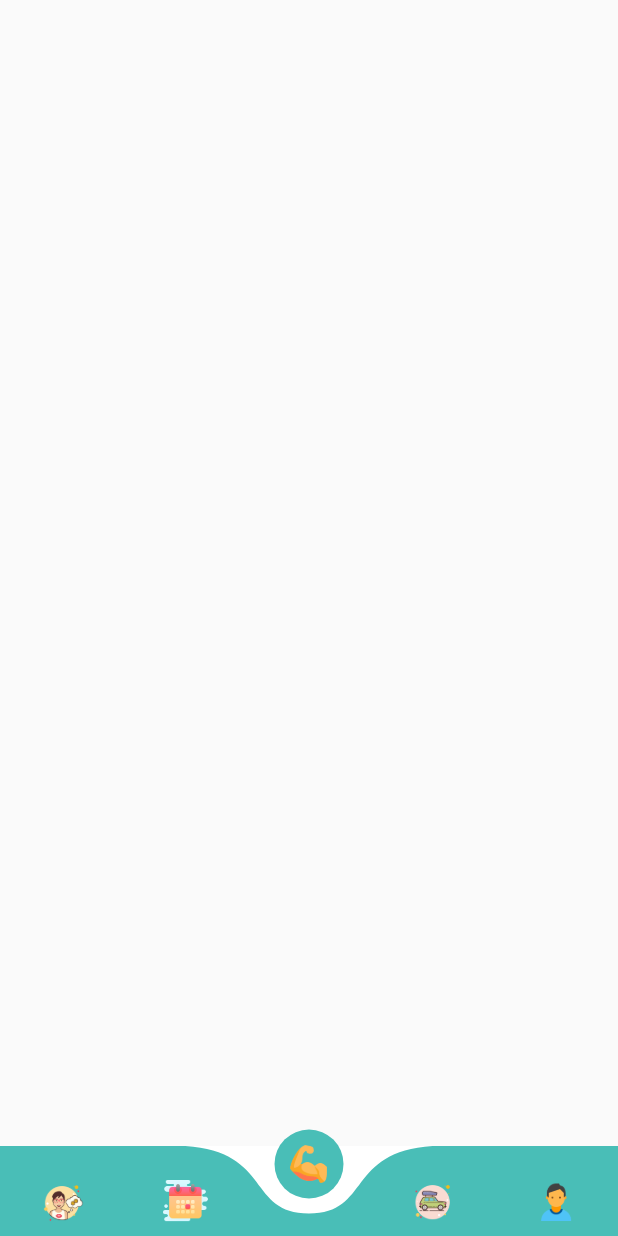
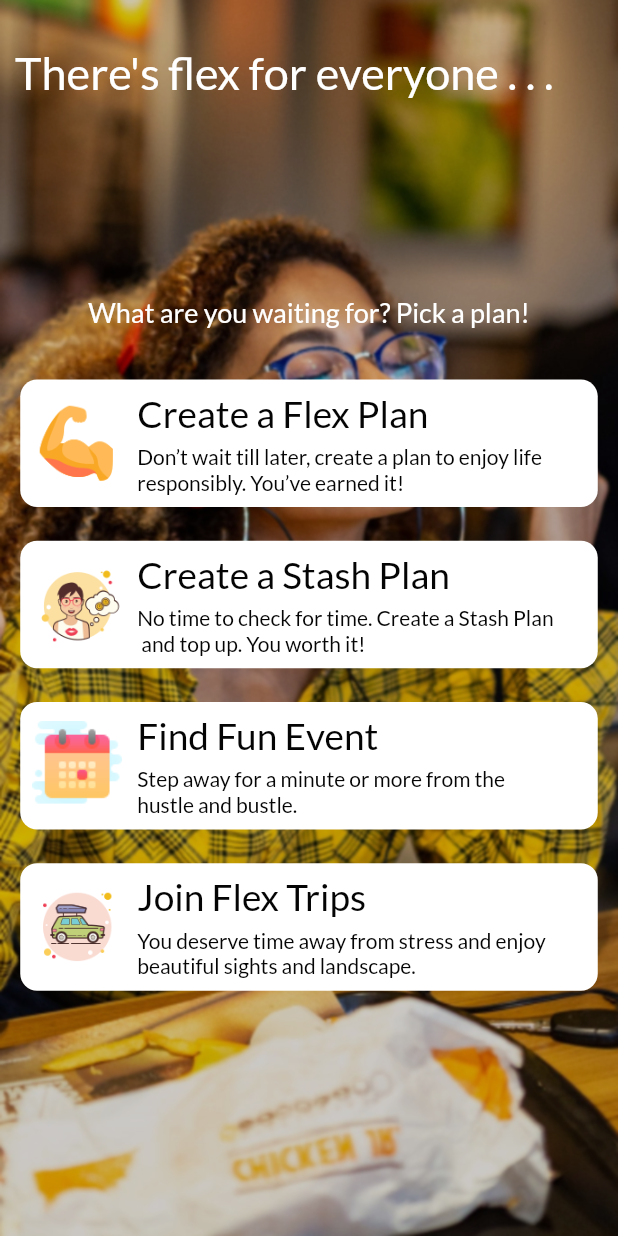
Before and after one commit to fayisode/Flex, a Flutter app: the screen it shows after launch, on a phone screen of 412 x 824 dp. Run offline on Flutter 3.47's test engine with Material 2 defaults, Android fonts, the phone set to English and light mode, and no system bars; drawn by our look-alikes of curved_navigation_bar; our stand-ins replace google_fonts, sizer.

Commit message:
Get Started Page Added

```diff
--- a/lib/constrint.dart
+++ b/lib/constrint.dart
@@ -57,8 +57,8 @@ class AppTheme {
       textStyle: TextStyle(fontSize: 18, color: LightColor.black));
   static TextStyle h5Style = GoogleFonts.lato(
       textStyle: TextStyle(fontSize: 16, color: LightColor.black));
-  static TextStyle h6Style =
-      GoogleFonts.lato(textStyle: TextStyle(fontSize: 14, color: Colors.red));
+  static TextStyle h6Style = GoogleFonts.lato(
+      textStyle: TextStyle(fontSize: 14, color: LightColor.black));
 }
 
 final kDefaultShadow = BoxShadow(
--- a/lib/main.dart
+++ b/lib/main.dart
@@ -1,3 +1,4 @@
+import 'package:flex/screens/get-started/get-started.dart';
 import 'package:flutter/material.dart';
 import 'package:google_fonts/google_fonts.dart';
 // import 'package:provider/provider.dart';
@@ -30,7 +31,7 @@ class MyApp extends StatelessWidget {
                   Theme.of(context).textTheme,
                 ),
               ),
-              home: ButtonNaviagtion(),
+              home: GetStarted(), //ButtonNaviagtion(),
               routes: {},
             );
           },
--- /dev/null
+++ b/lib/screens/get-started/components/backgroung_image.dart
@@ -0,0 +1,32 @@
+import 'dart:ui';
+
+import 'package:flutter/material.dart';
+
+class BackGroundImage extends StatelessWidget {
+  const BackGroundImage({
+    Key key,
+  }) : super(key: key);
+
+  @override
+  Widget build(BuildContext context) {
+    return Expanded(
+      child: Container(
+        decoration: BoxDecoration(
+          image: DecorationImage(
+            image: AssetImage("assets/images/ImageBackground1.png"),
+            fit: BoxFit.cover,
+          ),
+        ),
+        child: BackdropFilter(
+          filter: ImageFilter.blur(
+            sigmaX: 0.5,
+            sigmaY: 0.5,
+          ),
+          child: Container(
+            color: Colors.black.withOpacity(0.2),
+          ),
+        ),
+      ),
+    );
+  }
+}
--- /dev/null
+++ b/lib/screens/get-started/components/bar-element.dart
@@ -0,0 +1,68 @@
+import 'package:flutter/material.dart';
+
+import '../../../constrint.dart';
+import '../components/icon_bar.dart';
+
+class BarElements extends StatelessWidget {
+  const BarElements({
+    Key key,
+  }) : super(key: key);
+
+  @override
+  Widget build(BuildContext context) {
+    return Padding(
+      padding: EdgeInsets.all(kDefaultPadding * 1.2),
+      child: Column(
+        mainAxisAlignment: MainAxisAlignment.center,
+        children: <Widget>[
+          SizedBox(
+            height: kDefaultPadding * 3,
+          ),
+          Container(
+            child: Text(
+              "What are you waiting for? Pick a plan!",
+              style:
+                  AppTheme.h2Style.copyWith(fontSize: 18, color: Colors.white),
+            ),
+          ),
+          SizedBox(
+            height: kDefaultPadding * 3,
+          ),
+          IconBar(
+            text1: "Create a Flex Plan",
+            text2:
+                "Don’t wait till later, create a plan to enjoy life \nresponsibly. You’ve earned it!",
+            iconAssets: "assets/images/flex_image.png",
+          ),
+          SizedBox(
+            height: kDefaultPadding * 2,
+          ),
+          IconBar(
+            text1: "Create a Stash Plan",
+            text2:
+                "No time to check for time. Create a Stash Plan \n and top up. You worth it!",
+            iconAssets: "assets/images/stash.png",
+          ),
+          SizedBox(
+            height: kDefaultPadding * 2,
+          ),
+          IconBar(
+            text1: "Find Fun Event",
+            text2:
+                "Step away for a minute or more from the \nhustle and bustle.",
+            iconAssets: "assets/images/event.png",
+          ),
+          SizedBox(
+            height: kDefaultPadding * 2,
+          ),
+          IconBar(
+            text1: "Join Flex Trips",
+            text2:
+                "You deserve time away from stress and enjoy \nbeautiful sights and landscape.",
+            iconAssets: "assets/images/tour.png",
+          ),
+        ],
+      ),
+    );
+  }
+}
--- /dev/null
+++ b/lib/screens/get-started/components/icon_bar.dart
@@ -0,0 +1,55 @@
+import 'package:flutter/material.dart';
+import 'package:sizer/sizer.dart';
+import '../../../constrint.dart';
+
+class IconBar extends StatelessWidget {
+  const IconBar(
+      {Key key,
+      @required this.text1,
+      @required this.text2,
+      @required this.iconAssets})
+      : super(key: key);
+  final text1;
+  final text2;
+  final iconAssets;
+  @override
+  Widget build(BuildContext context) {
+    return TextButton(
+        onPressed: () {
+          {}
+        },
+        style: TextButton.styleFrom(
+            backgroundColor: Colors.white,
+            shape: RoundedRectangleBorder(
+                borderRadius: BorderRadius.circular(kDefaultPadding))),
+        child: Row(
+          children: <Widget>[
+            Image.asset(
+              iconAssets,
+              height: 60,
+              width: 60,
+              //color: Colors.white,
+            ),
+            SizedBox(
+              width: 10,
+            ),
+            Column(
+              crossAxisAlignment: CrossAxisAlignment.start,
+              children: <Widget>[
+                Text(
+                  text1,
+                  style: AppTheme.h2Style.copyWith(fontSize: 18.0.sp),
+                ),
+                SizedBox(
+                  height: 5,
+                ),
+                Text(
+                  text2,
+                  style: AppTheme.h6Style,
+                )
+              ],
+            )
+          ],
+        ));
+  }
+}
--- /dev/null
+++ b/lib/screens/get-started/get-started.dart
@@ -0,0 +1,29 @@
+import 'package:flex/constrint.dart';
+import 'package:flutter/material.dart';
+import 'components/backgroung_image.dart';
+import 'components/bar-element.dart';
+
+class GetStarted extends StatelessWidget {
+  @override
+  Widget build(BuildContext context) {
+    return Scaffold(
+      body: SafeArea(
+        child: Stack(
+          fit: StackFit.expand,
+          children: [
+            BackGroundImage(),
+            Container(
+              margin: EdgeInsets.only(right: 40, left: 10, top: 30),
+              child: Text(
+                "There's flex for everyone . . .",
+                style: AppTheme.h2Style
+                    .copyWith(fontSize: 30, color: Colors.white),
+              ),
+            ),
+            BarElements(),
+          ],
+        ),
+      ),
+    );
+  }
+}
--- a/pubspec.yaml
+++ b/pubspec.yaml
@@ -52,6 +52,7 @@ flutter:
     - assets/images/stash.png
     - assets/images/event.png
     - assets/images/tour.png
+    - assets/images/ImageBackground1.png
   #   - images/a_dot_burr.jpeg
   #   - images/a_dot_ham.jpeg
   # An image asset can refer to one or more resolution-specific "variants", see
```
